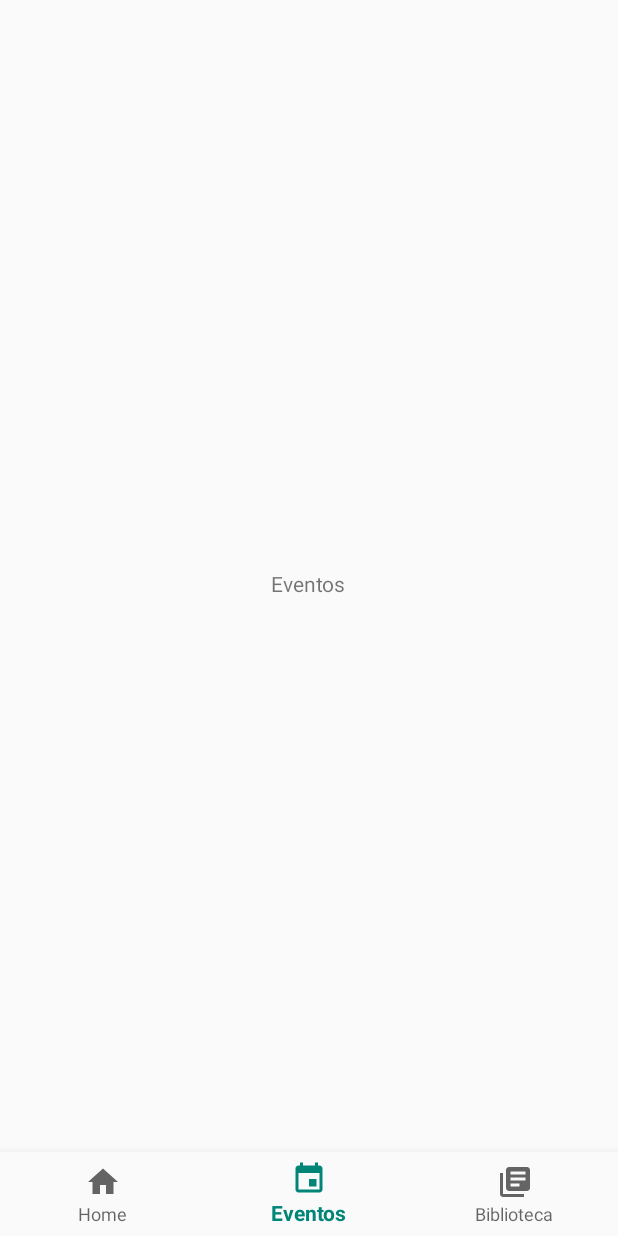
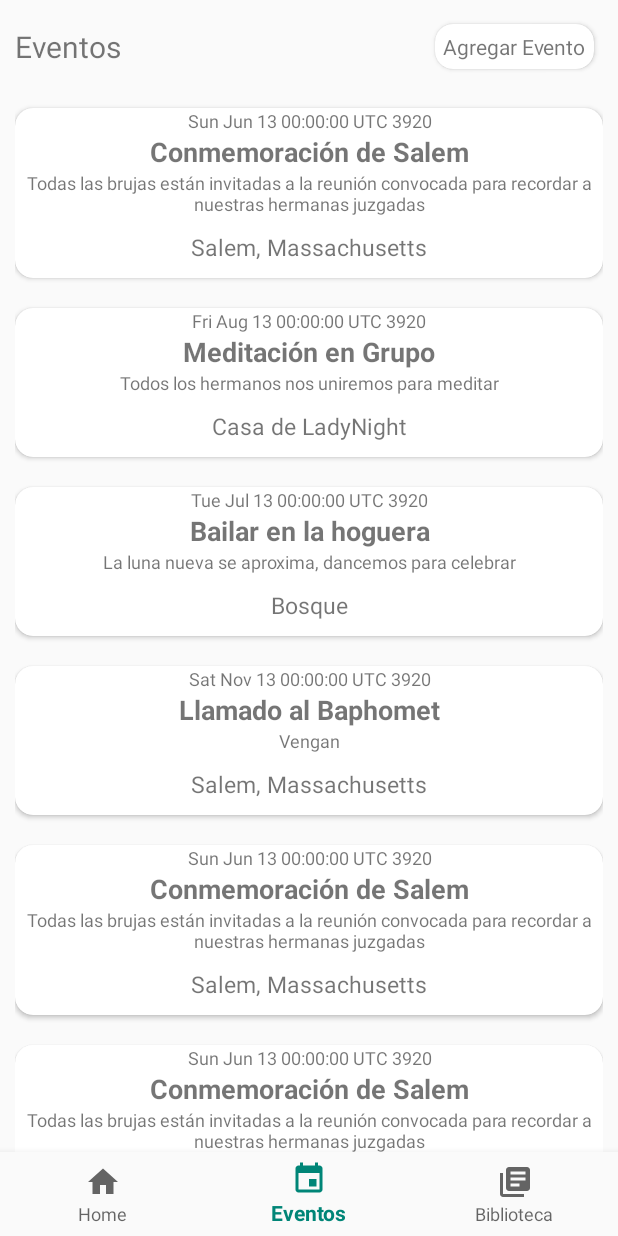
Before and after one commit to AnaBanana29/PSM_Coven, an Android app: the HomeActivity screen opened directly, with no data from a screen before it, item 2 of the bottom bar chosen, on a phone screen of 412 x 824 dp. Run offline under Robolectric (Android 15) with nearby library versions, the phone set to English and light mode, and no system bars; our stand-ins replace navigation-ui.

Commit message:
RecyclerView Eventos

```diff
--- /dev/null
+++ b/app/src/main/java/com/example/coven/AgregarEventoActivity.kt
@@ -0,0 +1,12 @@
+package com.example.coven
+
+import androidx.appcompat.app.AppCompatActivity
+import android.os.Bundle
+
+class AgregarEventoActivity : AppCompatActivity() {
+
+    override fun onCreate(savedInstanceState: Bundle?) {
+        super.onCreate(savedInstanceState)
+        setContentView(R.layout.activity_agregar_evento)
+    }
+}
--- a/app/src/main/java/com/example/coven/Home.kt
+++ b/app/src/main/java/com/example/coven/HomeActivity.kt
@@ -12,7 +12,7 @@ import com.example.coven.fragments.EventosFragment
 import com.example.coven.fragments.HomeFragment
 import com.example.coven.fragments.LibreriaFragment
 
-class Home : AppCompatActivity() {
+class HomeActivity : AppCompatActivity() {
 
     override fun onCreate(savedInstanceState: Bundle?) {
         super.onCreate(savedInstanceState)
--- a/app/src/main/java/com/example/coven/Registro.kt
+++ b/app/src/main/java/com/example/coven/LoginActivity.kt
@@ -5,19 +5,26 @@ import androidx.appcompat.app.AppCompatActivity
 import android.os.Bundle
 import kotlinx.android.synthetic.main.activity_main.*
 
-class Registro : AppCompatActivity() {
+class LoginActivity : AppCompatActivity() {
+    //Variables
 
     override fun onCreate(savedInstanceState: Bundle?) {
         super.onCreate(savedInstanceState)
-        setContentView(R.layout.activity_registro)
+        setContentView(R.layout.activity_main)
 
         //region Navegación
 
         btnEntrar.setOnClickListener{
-            val intent: Intent = Intent(this, Home::class.java)
+            val intent: Intent = Intent(this, HomeActivity::class.java)
+            startActivity(intent)
+        }
+
+        btnRegistro.setOnClickListener{
+            val intent: Intent = Intent(this, RegistroActivity::class.java)
             startActivity(intent)
         }
 
         //endregion
+
     }
 }
--- a/app/src/main/java/com/example/coven/MainActivity.kt
+++ b/app/src/main/java/com/example/coven/RegistroActivity.kt
@@ -5,26 +5,19 @@ import androidx.appcompat.app.AppCompatActivity
 import android.os.Bundle
 import kotlinx.android.synthetic.main.activity_main.*
 
-class MainActivity : AppCompatActivity() {
-    //Variables
+class RegistroActivity : AppCompatActivity() {
 
     override fun onCreate(savedInstanceState: Bundle?) {
         super.onCreate(savedInstanceState)
-        setContentView(R.layout.activity_main)
+        setContentView(R.layout.activity_registro)
 
         //region Navegación
 
         btnEntrar.setOnClickListener{
-            val intent: Intent = Intent(this, Home::class.java)
-            startActivity(intent)
-        }
-
-        btnRegistro.setOnClickListener{
-            val intent: Intent = Intent(this, Registro::class.java)
+            val intent: Intent = Intent(this, HomeActivity::class.java)
             startActivity(intent)
         }
 
         //endregion
-
     }
 }
--- /dev/null
+++ b/app/src/main/java/com/example/coven/TopSpacingItemDecoration.kt
@@ -0,0 +1,17 @@
+package com.example.coven
+
+import android.graphics.Rect
+import android.view.View
+import androidx.recyclerview.widget.RecyclerView
+
+class TopSpacingItemDecoration (private val padding: Int) : RecyclerView.ItemDecoration() {
+    override fun getItemOffsets(
+        outRect: Rect,
+        view: View,
+        parent: RecyclerView,
+        state: RecyclerView.State
+    ) {
+        super.getItemOffsets(outRect, view, parent, state)
+        outRect.top = padding
+    }
+}
--- /dev/null
+++ b/app/src/main/java/com/example/coven/fragments/EventoAdapter.kt
@@ -0,0 +1,58 @@
+package com.example.coven.fragments
+
+import android.view.LayoutInflater
+import android.view.TextureView
+import android.view.View
+import android.view.ViewGroup
+import android.widget.TextView
+import androidx.recyclerview.widget.RecyclerView
+import com.example.coven.R
+import com.example.coven.models.EventoModel
+import kotlinx.android.synthetic.main.template_eventos_item.view.*
+
+class EventoAdapter : RecyclerView.Adapter<RecyclerView.ViewHolder>(){
+
+    private var items: List<EventoModel> = ArrayList()
+
+    override fun onCreateViewHolder(parent: ViewGroup, viewType: Int): RecyclerView.ViewHolder {
+        return EventoViewHolder(
+            LayoutInflater.from(parent.context)
+                          .inflate(R.layout.template_eventos_item, parent, false)
+        )
+    }
+
+    override fun onBindViewHolder(holder: RecyclerView.ViewHolder, position: Int) {
+        when(holder){
+            is EventoViewHolder -> {
+                holder.bind(items.get(position))
+            }
+        }
+    }
+
+    override fun getItemCount(): Int {
+        return items.size
+    }
+
+    fun submitList(eventoList: List<EventoModel>) {
+        items = eventoList
+    }
+
+    class EventoViewHolder constructor(itemView: View) : RecyclerView.ViewHolder(itemView) {
+
+        val evento_fecha : TextView = itemView.tv_eventoFecha
+        val evento_titulo : TextView = itemView.tv_eventoTitulo
+        val evento_descripcion : TextView = itemView.tv_eventoDescripcion
+        val evento_lugar : TextView = itemView.tv_eventoLugar
+
+        fun bind(eventoModel: EventoModel){
+
+            evento_fecha.setText(eventoModel._fecha.toString())
+            evento_titulo.setText(eventoModel._titulo)
+            evento_descripcion.setText(eventoModel._descripcion)
+            evento_lugar.setText(eventoModel._nombreLugar)
+
+        }
+
+    }
+
+}
--- a/app/src/main/java/com/example/coven/fragments/EventosFragment.kt
+++ b/app/src/main/java/com/example/coven/fragments/EventosFragment.kt
@@ -5,13 +5,19 @@ import androidx.fragment.app.Fragment
 import android.view.LayoutInflater
 import android.view.View
 import android.view.ViewGroup
+import androidx.recyclerview.widget.LinearLayoutManager
 
 import com.example.coven.R
+import com.example.coven.TopSpacingItemDecoration
+import kotlinx.android.synthetic.main.fragment_eventos.*
+import javax.sql.DataSource
 
 // TODO: Rename parameter arguments, choose names that match
 // the fragment initialization parameters, e.g. ARG_ITEM_NUMBER
 private const val ARG_PARAM1 = "param1"
 private const val ARG_PARAM2 = "param2"
+
+private lateinit var eventoAdapter: EventoAdapter
 
 /**
  * A simple [Fragment] subclass.
@@ -39,6 +45,28 @@ class EventosFragment : Fragment() {
         return inflater.inflate(R.layout.fragment_eventos, container, false)
     }
 
+    override fun onActivityCreated(savedInstanceState: Bundle?) {
+        super.onActivityCreated(savedInstanceState)
+
+        initRecyclerView()
+        addDataSet()
+    }
+
+    fun addDataSet() {
+        val data = com.example.coven.models.DataSource.createDataSet()
+        eventoAdapter.submitList(data)
+    }
+
+    private fun initRecyclerView(){
+        rv_Eventos.apply {
+            layoutManager = LinearLayoutManager(context)
+            val topSpacingDecoration = TopSpacingItemDecoration(30)
+            addItemDecoration(topSpacingDecoration)
+            eventoAdapter = EventoAdapter()
+            adapter = eventoAdapter
+        }
+    }
+
     companion object {
         /**
          * Use this factory method to create a new instance of
--- /dev/null
+++ b/app/src/main/java/com/example/coven/models/DataSource.kt
@@ -0,0 +1,109 @@
+package com.example.coven.models
+
+import java.time.LocalDate
+import java.util.*
+import kotlin.collections.ArrayList
+
+class DataSource {
+
+    companion object{
+
+        fun createDataSet(): ArrayList<EventoModel>{
+            val list = ArrayList<EventoModel>()
+            list.add(
+                EventoModel(
+                    "Sabrina",
+                    "Conmemoración de Salem",
+                    Date(2020, 5, 13),
+                    "Todas las brujas están invitadas a la reunión convocada para recordar a nuestras hermanas juzgadas",
+                    "Salem, Massachusetts"
+                )
+            )
+            list.add(
+                EventoModel(
+                    "LadyNight",
+                    "Meditación en Grupo",
+                    Date(2020, 7, 13),
+                    "Todos los hermanos nos uniremos para meditar",
+                    "Casa de LadyNight"
+                )
+            )
+            list.add(
+                EventoModel(
+                    "AnaValdes",
+                    "Bailar en la hoguera",
+                    Date(2020, 6, 13),
+                    "La luna nueva se aproxima, dancemos para celebrar",
+                    "Bosque"
+                )
+            )
+            list.add(
+                EventoModel(
+                    "RisaSardonica",
+                    "Llamado al Baphomet",
+                    Date(2020, 10, 13),
+                    "Vengan",
+                    "Salem, Massachusetts"
+                )
+            )
+            list.add(
+                EventoModel(
+                    "Sabrina",
+                    "Conmemoración de Salem",
+                    Date(2020, 5, 13),
+                    "Todas las brujas están invitadas a la reunión convocada para recordar a nuestras hermanas juzgadas",
+                    "Salem, Massachusetts"
+                )
+            )
+            list.add(
+                EventoModel(
+                    "Sabrina",
+                    "Conmemoración de Salem",
+                    Date(2020, 5, 13),
+                    "Todas las brujas están invitadas a la reunión convocada para recordar a nuestras hermanas juzgadas",
+                    "Salem, Massachusetts"
+                )
+            )
+            list.add(
+                EventoModel(
+                    "LadyNight",
+                    "Meditación en Grupo",
+                    Date(2020, 7, 13),
+                    "Todos los hermanos nos uniremos para meditar",
+                    "Casa de LadyNight"
+                )
+            )
+            list.add(
+                EventoModel(
+                    "AnaValdes",
+                    "Bailar en la hoguera",
+                    Date(2020, 6, 13),
+                    "La luna nueva se aproxima, dancemos para celebrar",
+                    "Bosque"
+                )
+            )
+            list.add(
+                EventoModel(
+                    "RisaSardonica",
+                    "Llamado al Baphomet",
+                    Date(2020, 10, 13),
+                    "Vengan",
+                    "Salem, Massachusetts"
+                )
+            )
+            list.add(
+                EventoModel(
+                    "Sabrina",
+                    "Conmemoración de Salem",
+                    Date(2020, 5, 13),
+                    "Todas las brujas están invitadas a la reunión convocada para recordar a nuestras hermanas juzgadas",
+                    "Salem, Massachusetts"
+                )
+            )
+
+            return list
+        }
+
+    }
+
+}
--- /dev/null
+++ b/app/src/main/java/com/example/coven/models/EventoModel.kt
@@ -0,0 +1,7 @@
+package com.example.coven.models
+
+import java.util.*
+
+data class EventoModel(var _nombreUsuario: String, var _titulo: String, var _fecha: Date, var _descripcion: String, var _nombreLugar: String){
+
+}
--- /dev/null
+++ b/app/src/main/res/layout/activity_agregar_evento.xml
@@ -0,0 +1,9 @@
+<?xml version="1.0" encoding="utf-8"?>
+<androidx.constraintlayout.widget.ConstraintLayout xmlns:android="http://schemas.android.com/apk/res/android"
+    xmlns:app="http://schemas.android.com/apk/res-auto"
+    xmlns:tools="http://schemas.android.com/tools"
+    android:layout_width="match_parent"
+    android:layout_height="match_parent"
+    tools:context=".AgregarEventoActivity">
+
+</androidx.constraintlayout.widget.ConstraintLayout>
--- a/app/src/main/res/layout/activity_main.xml
+++ b/app/src/main/res/layout/activity_main.xml
@@ -4,7 +4,7 @@
     xmlns:tools="http://schemas.android.com/tools"
     android:layout_width="match_parent"
     android:layout_height="match_parent"
-    tools:context=".MainActivity">
+    tools:context=".LoginActivity">
 
     <TextView
         android:id="@+id/lblTitle"
--- a/app/src/main/res/layout/activity_registro.xml
+++ b/app/src/main/res/layout/activity_registro.xml
@@ -4,7 +4,7 @@
     xmlns:tools="http://schemas.android.com/tools"
     android:layout_width="match_parent"
     android:layout_height="match_parent"
-    tools:context=".Registro">
+    tools:context=".RegistroActivity">
 
     <TextView
         android:id="@+id/lblTitle2"
--- a/app/src/main/res/layout/fragment_eventos.xml
+++ b/app/src/main/res/layout/fragment_eventos.xml
@@ -1,20 +1,50 @@
 <?xml version="1.0" encoding="utf-8"?>
-<FrameLayout xmlns:android="http://schemas.android.com/apk/res/android"
+<LinearLayout xmlns:android="http://schemas.android.com/apk/res/android"
     xmlns:tools="http://schemas.android.com/tools"
     android:layout_width="match_parent"
     android:layout_height="match_parent"
-    tools:context=".fragments.EventosFragment">
+    xmlns:app="http://schemas.android.com/apk/res-auto"
+    tools:context=".fragments.EventosFragment"
+    android:orientation="vertical">
 
-    <RelativeLayout
+    <TableLayout
         android:layout_width="match_parent"
-        android:layout_height="match_parent">
+        android:layout_height="wrap_content"
+        android:gravity="center"
+        android:stretchColumns="0">
 
-        <TextView
-            android:layout_width="wrap_content"
-            android:layout_height="wrap_content"
-            android:layout_centerInParent="true"
-            android:text="Eventos" />
-    </RelativeLayout>
+        <TableRow
+            android:gravity="center">
 
+            <TextView
+                android:layout_width="match_parent"
+                android:layout_height="wrap_content"
+                android:textSize="20dp"
+                android:textAlignment="textStart"
+                android:text="Eventos"/>
 
-</FrameLayout>
+            <androidx.cardview.widget.CardView
+                android:layout_width="wrap_content"
+                android:layout_height="wrap_content"
+                android:layout_margin="6dp"
+                app:cardCornerRadius="12dp"
+                android:elevation="2dp">
+
+                <TextView
+                    android:layout_width="wrap_content"
+                    android:layout_height="wrap_content"
+                    android:layout_margin="5dp"
+                    android:text="Agregar Evento"/>
+
+            </androidx.cardview.widget.CardView>
+
+        </TableRow>
+
+    </TableLayout>
+
+    <androidx.recyclerview.widget.RecyclerView
+        android:id="@+id/rv_Eventos"
+        android:layout_width="match_parent"
+        android:layout_height="match_parent" />
+
+</LinearLayout>
--- a/app/src/main/res/layout/fragment_home.xml
+++ b/app/src/main/res/layout/fragment_home.xml
@@ -44,15 +44,16 @@
         android:textAlignment="center" />
 
     <androidx.cardview.widget.CardView
+        android:id="@+id/cv_hechizo"
         android:layout_width="match_parent"
         android:layout_height="wrap_content"
+        android:layout_below="@+id/tv_hechizoDestacado"
         android:layout_marginStart="12dp"
         android:layout_marginTop="12dp"
         android:layout_marginEnd="12dp"
         android:layout_marginBottom="12dp"
         app:cardCornerRadius="12dp"
-        app:cardElevation="6dp"
-        android:layout_below="@+id/tv_hechizoDestacado">
+        app:cardElevation="2dp">
 
         <LinearLayout
             android:layout_width="match_parent"
@@ -91,21 +92,21 @@
             <LinearLayout
                 android:layout_width="match_parent"
                 android:layout_height="match_parent"
-                android:orientation="horizontal"
+                android:layout_gravity="center"
                 android:gravity="center"
-                android:layout_gravity="center">
+                android:orientation="horizontal">
 
                 <ImageView
                     android:id="@+id/iv_heart"
                     android:layout_width="25dp"
                     android:layout_height="25dp"
-                    android:src="@drawable/ic_favorite_black_24dp"/>
+                    android:src="@drawable/ic_favorite_black_24dp" />
 
                 <TextView
                     android:layout_width="wrap_content"
                     android:layout_height="wrap_content"
-                    android:text="12345"
-                    android:layout_marginLeft="8dp"/>
+                    android:layout_marginLeft="8dp"
+                    android:text="12345" />
 
             </LinearLayout>
 
--- /dev/null
+++ b/app/src/main/res/layout/template_eventos_item.xml
@@ -0,0 +1,55 @@
+<?xml version="1.0" encoding="utf-8"?>
+<androidx.cardview.widget.CardView xmlns:android="http://schemas.android.com/apk/res/android"
+    android:layout_width="match_parent"
+    android:layout_height="wrap_content"
+    xmlns:app="http://schemas.android.com/apk/res-auto"
+    android:elevation="10dp"
+    app:cardCornerRadius="12dp"
+    app:cardPreventCornerOverlap="false">
+
+    <LinearLayout
+        android:layout_width="match_parent"
+        android:layout_height="match_parent"
+        android:orientation="vertical">
+
+        <TextView
+            android:id="@+id/tv_eventoFecha"
+            android:layout_width="match_parent"
+            android:layout_height="wrap_content"
+            android:textSize="12dp"
+            android:textAlignment="center"
+            android:text="6 de Junio"/>
+
+        <TextView
+            android:id="@+id/tv_eventoTitulo"
+            android:layout_width="match_parent"
+            android:layout_height="wrap_content"
+            android:textSize="18dp"
+            android:textStyle="bold"
+            android:textAlignment="center"
+            android:text="Titulo"/>
+
+        <TextView
+            android:id="@+id/tv_eventoDescripcion"
+            android:layout_width="match_parent"
+            android:layout_height="wrap_content"
+            android:textSize="12dp"
+            android:textAlignment="center"
+            android:text="Agua de luna para curar los males, idk"/>
+
+        <TextView
+            android:id="@+id/tv_eventoLugar"
+            android:layout_width="match_parent"
+            android:layout_height="match_parent"
+            android:layout_margin="10dp"
+            android:text="Lugar"
+            android:textAlignment="center"
+            android:textSize="15dp" />
+
+    </LinearLayout>
+
+
+
+
+
+</androidx.cardview.widget.CardView>
```
Also changed, not shown: app/src/main/AndroidManifest.xml (+7 -5 lines).
